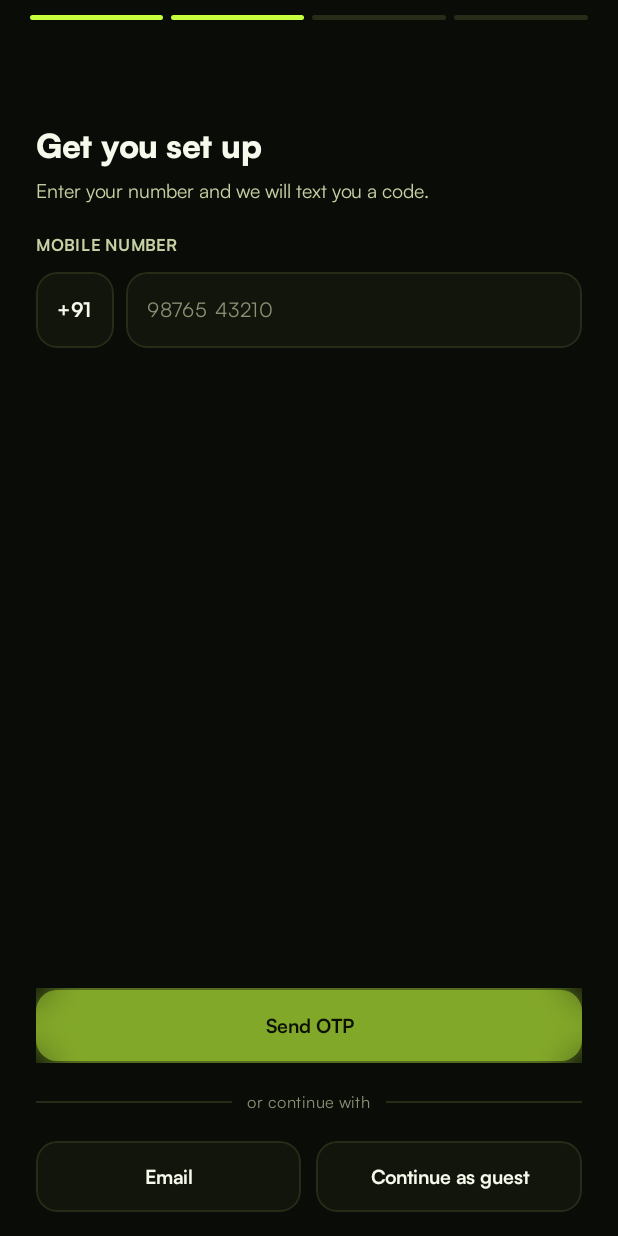
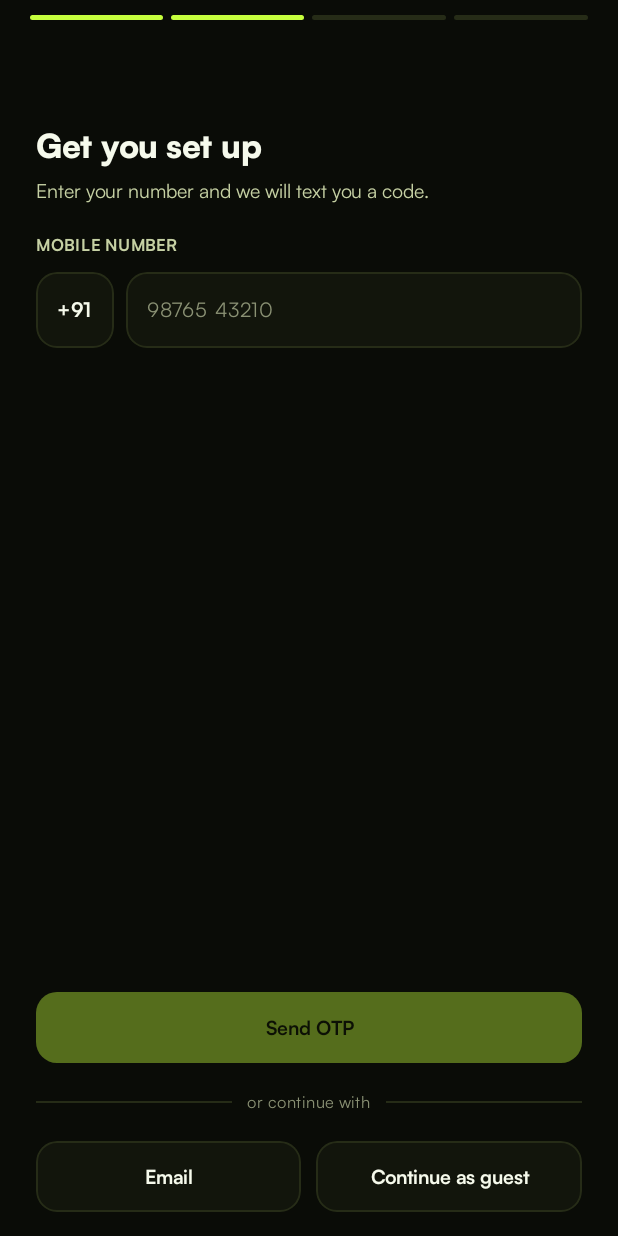
Before and after one commit to userAksh/MaxTime, an Android app built with Jetpack Compose: the composable AuthScreen shown on its own in the app's theme, on a phone screen of 412 x 824 dp. Run offline under Robolectric (Android 15) with nearby library versions, the phone set to English and light mode, and no system bars; our stand-ins replace Compose Multiplatform resources; libraries missing offline, so code that uses them is left out: dev.gitlive.firebase; 2 statements that could not run were skipped.

Commit message:
Remove PrimaryButton's glow effect
It used Modifier.blur(), which requires API 31+ and silently no-ops
below it (this app's minSdk is 26) — and on top of being unreliable,
allocates a RenderNode-backed compositing layer, the same class of
rectangular-artifact bug already fixed elsewhere in this app's nav bar.
The button is a plain accent-colored pill now.

Co-Authored-By: Claude Sonnet 5 <noreply@anthropic.com>

```diff
--- a/shared/src/commonMain/kotlin/com/maxtime/app/ui/components/Components.kt
+++ b/shared/src/commonMain/kotlin/com/maxtime/app/ui/components/Components.kt
@@ -27,7 +27,6 @@ import androidx.compose.runtime.getValue
 import androidx.compose.ui.Alignment
 import androidx.compose.ui.Modifier
 import androidx.compose.ui.draw.alpha
-import androidx.compose.ui.draw.blur
 import androidx.compose.ui.draw.clip
 import androidx.compose.ui.graphics.Color
 import androidx.compose.ui.graphics.Shape
@@ -42,16 +41,6 @@ import com.maxtime.app.ui.theme.MaxTimeShapes
 import com.maxtime.app.ui.theme.MaxTimeSpacing
 import com.maxtime.app.ui.theme.MaxTimeType
 
-/** Soft lime glow behind primary CTAs / active elements — a signature visual detail, not filler. */
-@Composable
-private fun GlowLayer(shape: Shape, modifier: Modifier = Modifier) {
-    Box(
-        modifier
-            .blur(18.dp)
-            .background(MaxTimeColors.glowMid, shape)
-    )
-}
-
 @Composable
 fun PrimaryButton(
     text: String,
@@ -60,7 +49,6 @@ fun PrimaryButton(
     onClick: () -> Unit
 ) {
     Box(modifier.fillMaxWidth(), contentAlignment = Alignment.Center) {
-        GlowLayer(MaxTimeShapes.medium, Modifier.fillMaxWidth().height(50.dp))
         Box(
             Modifier
                 .fillMaxWidth()
```
